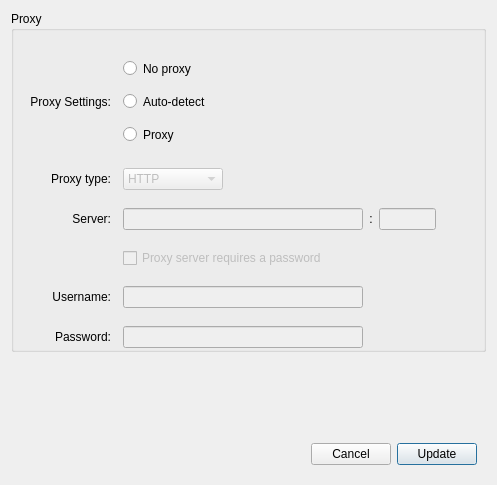
meganz/MEGAsync, file src/MEGASync/gui/linux/ProxySettings.ui: the form before one commit.
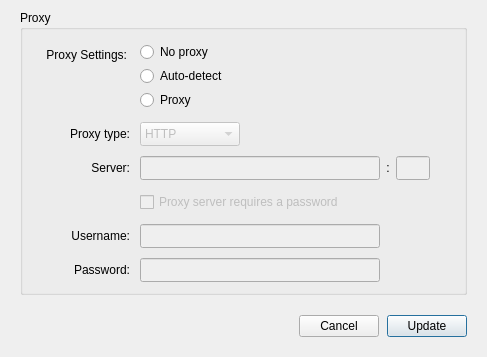
The form after the commit.

Commit message: Settings Dialog: Network tab: polish (windows, linux (untested))

What changed in the file:
```diff
--- a/src/MEGASync/gui/linux/ProxySettings.ui
+++ b/src/MEGASync/gui/linux/ProxySettings.ui
@@ -9,17 +9,44 @@
    <rect>
     <x>0</x>
     <y>0</y>
-    <width>497</width>
-    <height>485</height>
+    <width>487</width>
+    <height>356</height>
    </rect>
   </property>
+  <property name="sizePolicy">
+   <sizepolicy hsizetype="Maximum" vsizetype="Maximum">
+    <horstretch>0</horstretch>
+    <verstretch>0</verstretch>
+   </sizepolicy>
+  </property>
   <property name="windowTitle">
-   <string>Proxy</string>
+   <string>Proxies</string>
+  </property>
+  <property name="styleSheet">
+   <string notr="true">#lProxySettings
+{
+	margin-top: 5px;
+}</string>
   </property>
   <property name="modal">
    <bool>true</bool>
   </property>
-  <layout class="QVBoxLayout" name="verticalLayout">
+  <layout class="QVBoxLayout" name="ProxySettingsLayout">
+   <property name="spacing">
+    <number>20</number>
+   </property>
+   <property name="leftMargin">
+    <number>20</number>
+   </property>
+   <property name="topMargin">
+    <number>10</number>
+   </property>
+   <property name="rightMargin">
+    <number>20</number>
+   </property>
+   <property name="bottomMargin">
+    <number>20</number>
+   </property>
    <item>
     <widget class="QGroupBox" name="gProxy">
      <property name="sizePolicy">
@@ -32,124 +59,158 @@
       <string>Proxy</string>
      </property>
      <property name="flat">
-      <bool>true</bool>
+      <bool>false</bool>
      </property>
      <layout class="QGridLayout" name="gridLayout_2">
       <property name="sizeConstraint">
        <enum>QLayout::SetDefaultConstraint</enum>
       </property>
       <property name="leftMargin">
-       <number>16</number>
+       <number>20</number>
       </property>
       <property name="topMargin">
-       <number>24</number>
+       <number>10</number>
       </property>
       <property name="rightMargin">
-       <number>9</number>
+       <number>20</number>
       </property>
       <property name="bottomMargin">
-       <number>1</number>
+       <number>10</number>
       </property>
-      <property name="horizontalSpacing">
-       <number>12</number>
-      </property>
-      <property name="verticalSpacing">
-       <number>18</number>
-      </property>
-      <item row="8" column="1">
-       <widget class="QWidget" name="widget" native="true">
-        <property name="styleSheet">
-         <string notr="true"/>
-        </property>
-        <layout class="QVBoxLayout" name="verticalLayout_19">
          <property name="spacing">
-          <number>6</number>
-         </property>
-         <property name="leftMargin">
-          <number>0</number>
-         </property>
-         <property name="topMargin">
-          <number>0</number>
-         </property>
-         <property name="rightMargin">
+       <number>10</number>
+      </property>
+      <item row="8" column="0">
+       <widget class="QLabel" name="lProxySettings">
+        <property name="sizePolicy">
+         <sizepolicy hsizetype="Preferred" vsizetype="Minimum">
+          <horstretch>0</horstretch>
+          <verstretch>0</verstretch>
+         </sizepolicy>
+        </property>
+        <property name="focusPolicy">
+         <enum>Qt::StrongFocus</enum>
+        </property>
+        <property name="text">
+         <string>Proxy Settings:</string>
+        </property>
+        <property name="alignment">
+         <set>Qt::AlignRight|Qt::AlignTop|Qt::AlignTrailing</set>
+        </property>
+        <property name="margin">
           <number>0</number>
          </property>
-         <property name="bottomMargin">
-          <number>2</number>
-         </property>
-         <item>
-          <widget class="QRadioButton" name="rNoProxy">
+       </widget>
+      </item>
+      <item row="9" column="1">
+       <widget class="QComboBox" name="cProxyType">
+        <property name="enabled">
+         <bool>false</bool>
+        </property>
+        <property name="sizePolicy">
+         <sizepolicy hsizetype="Maximum" vsizetype="Fixed">
+          <horstretch>0</horstretch>
+          <verstretch>0</verstretch>
+         </sizepolicy>
+        </property>
            <property name="minimumSize">
             <size>
-             <width>0</width>
-             <height>27</height>
+          <width>100</width>
+          <height>24</height>
             </size>
            </property>
            <property name="maximumSize">
             <size>
              <width>16777215</width>
-             <height>27</height>
-            </size>
-           </property>
-           <property name="focusPolicy">
-            <enum>Qt::StrongFocus</enum>
-           </property>
+          <height>24</height>
+         </size>
+        </property>
+        <item>
+         <property name="text">
+          <string>HTTP</string>
+         </property>
+        </item>
+        <item>
            <property name="text">
-            <string>No proxy</string>
-           </property>
-          </widget>
-         </item>
-         <item>
-          <widget class="QRadioButton" name="rProxyAuto">
+          <string>SOCK5H</string>
+         </property>
+        </item>
+       </widget>
+      </item>
+      <item row="11" column="1">
+       <widget class="QCheckBox" name="cProxyRequiresPassword">
+        <property name="enabled">
+         <bool>false</bool>
+        </property>
            <property name="minimumSize">
             <size>
              <width>0</width>
-             <height>27</height>
+          <height>24</height>
             </size>
            </property>
            <property name="maximumSize">
             <size>
              <width>16777215</width>
-             <height>27</height>
-            </size>
-           </property>
+          <height>24</height>
+         </size>
+        </property>
+        <property name="text">
+         <string>Proxy server requires a password</string>
+        </property>
+       </widget>
+      </item>
+      <item row="12" column="0">
+       <widget class="QLabel" name="lProxyUsername">
            <property name="focusPolicy">
+         <enum>Qt::NoFocus</enum>
+        </property>
+        <property name="text">
+         <string>Username:</string>
+        </property>
+        <property name="alignment">
+         <set>Qt::AlignRight|Qt::AlignTrailing|Qt::AlignVCenter</set>
+        </property>
+       </widget>
+      </item>
+      <item row="10" column="0">
+       <widget class="QLabel" name="lProxyServer">
+        <property name="focusPolicy">
             <enum>Qt::StrongFocus</enum>
            </property>
            <property name="text">
-            <string>Auto-detect</string>
-           </property>
-           <property name="checked">
-            <bool>false</bool>
+         <string>Server:</string>
+        </property>
+        <property name="alignment">
+         <set>Qt::AlignRight|Qt::AlignTrailing|Qt::AlignVCenter</set>
            </property>
           </widget>
          </item>
-         <item>
-          <widget class="QRadioButton" name="rProxyManual">
+      <item row="13" column="1">
+       <widget class="QLineEdit" name="eProxyPassword">
+        <property name="enabled">
+         <bool>false</bool>
+        </property>
            <property name="minimumSize">
             <size>
-             <width>0</width>
-             <height>27</height>
+          <width>240</width>
+          <height>24</height>
             </size>
            </property>
            <property name="maximumSize">
             <size>
-             <width>16777215</width>
-             <height>27</height>
-            </size>
-           </property>
-           <property name="focusPolicy">
-            <enum>Qt::StrongFocus</enum>
-           </property>
-           <property name="styleSheet">
+          <width>240</width>
+          <height>24</height>
+         </size>
+        </property>
+        <property name="accessibleName">
+         <string>Password:</string>
+        </property>
+        <property name="text">
             <string notr="true"/>
            </property>
-           <property name="text">
-            <string>Proxy</string>
-           </property>
-          </widget>
-         </item>
-        </layout>
+        <property name="echoMode">
+         <enum>QLineEdit::Password</enum>
+        </property>
        </widget>
       </item>
       <item row="10" column="1">
@@ -181,13 +242,13 @@
            <property name="minimumSize">
             <size>
              <width>240</width>
-             <height>0</height>
+             <height>24</height>
             </size>
            </property>
            <property name="maximumSize">
             <size>
              <width>240</width>
-             <height>16777215</height>
+             <height>24</height>
             </size>
            </property>
            <property name="inputMethodHints">
@@ -213,10 +274,16 @@
            <property name="enabled">
             <bool>false</bool>
            </property>
+           <property name="minimumSize">
+            <size>
+             <width>0</width>
+             <height>24</height>
+            </size>
+           </property>
            <property name="maximumSize">
             <size>
              <width>60</width>
-             <height>16777215</height>
+             <height>24</height>
             </size>
            </property>
            <property name="inputMethodHints">
@@ -226,7 +293,7 @@
             <string notr="true"/>
            </property>
            <property name="alignment">
-            <set>Qt::AlignCenter</set>
+            <set>Qt::AlignLeading|Qt::AlignLeft|Qt::AlignVCenter</set>
            </property>
           </widget>
          </item>
@@ -246,63 +313,6 @@
         </layout>
        </widget>
       </item>
-      <item row="12" column="0">
-       <widget class="QLabel" name="lProxyUsername">
-        <property name="focusPolicy">
-         <enum>Qt::NoFocus</enum>
-        </property>
-        <property name="text">
-         <string>Username:</string>
-        </property>
-        <property name="alignment">
-         <set>Qt::AlignRight|Qt::AlignTrailing|Qt::AlignVCenter</set>
-        </property>
-       </widget>
-      </item>
-      <item row="13" column="0">
-       <widget class="QLabel" name="lProxyPassword">
-        <property name="sizePolicy">
-         <sizepolicy hsizetype="Preferred" vsizetype="Preferred">
-          <horstretch>0</horstretch>
-          <verstretch>0</verstretch>
-         </sizepolicy>
-        </property>
-        <property name="focusPolicy">
-         <enum>Qt::NoFocus</enum>
-        </property>
-        <property name="text">
-         <string>Password:</string>
-        </property>
-        <property name="alignment">
-         <set>Qt::AlignRight|Qt::AlignTrailing|Qt::AlignVCenter</set>
-        </property>
-       </widget>
-      </item>
-      <item row="12" column="1">
-       <widget class="QLineEdit" name="eProxyUsername">
-        <property name="enabled">
-         <bool>false</bool>
-        </property>
-        <property name="minimumSize">
-         <size>
-          <width>240</width>
-          <height>0</height>
-         </size>
-        </property>
-        <property name="maximumSize">
-         <size>
-          <width>240</width>
-          <height>16777215</height>
-         </size>
-        </property>
-        <property name="accessibleName">
-         <string>Username:</string>
-        </property>
-        <property name="text">
-         <string notr="true"/>
-        </property>
-       </widget>
-      </item>
       <item row="9" column="0">
        <widget class="QLabel" name="lProxyType">
         <property name="focusPolicy">
@@ -316,106 +326,141 @@
         </property>
        </widget>
       </item>
-      <item row="11" column="1">
-       <widget class="QCheckBox" name="cProxyRequiresPassword">
-        <property name="enabled">
-         <bool>false</bool>
+      <item row="8" column="1">
+       <widget class="QWidget" name="wProxyChoice" native="true">
+        <property name="styleSheet">
+         <string notr="true"/>
         </property>
-        <property name="text">
-         <string>Proxy server requires a password</string>
-        </property>
-       </widget>
-      </item>
-      <item row="9" column="1">
-       <widget class="QComboBox" name="cProxyType">
-        <property name="enabled">
-         <bool>false</bool>
-        </property>
-        <property name="sizePolicy">
-         <sizepolicy hsizetype="Maximum" vsizetype="Fixed">
-          <horstretch>0</horstretch>
-          <verstretch>0</verstretch>
-         </sizepolicy>
-        </property>
+        <layout class="QVBoxLayout" name="wProxyChoiceLayout">
+         <property name="spacing">
+          <number>0</number>
+         </property>
+         <property name="leftMargin">
+          <number>0</number>
+         </property>
+         <property name="topMargin">
+          <number>0</number>
+         </property>
+         <property name="rightMargin">
+          <number>0</number>
+         </property>
+         <property name="bottomMargin">
+          <number>0</number>
+         </property>
+         <item>
+          <widget class="QRadioButton" name="rNoProxy">
         <property name="minimumSize">
          <size>
-          <width>100</width>
-          <height>0</height>
+             <width>0</width>
+             <height>24</height>
          </size>
         </property>
         <property name="maximumSize">
          <size>
           <width>16777215</width>
-          <height>16777215</height>
-         </size>
-        </property>
+             <height>24</height>
+            </size>
+           </property>
+           <property name="focusPolicy">
+            <enum>Qt::StrongFocus</enum>
+           </property>
+           <property name="text">
+            <string>No proxy</string>
+           </property>
+          </widget>
+         </item>
         <item>
+          <widget class="QRadioButton" name="rProxyAuto">
+           <property name="minimumSize">
+            <size>
+             <width>0</width>
+             <height>24</height>
+            </size>
+           </property>
+           <property name="maximumSize">
+            <size>
+             <width>16777215</width>
+             <height>24</height>
+            </size>
+           </property>
+           <property name="focusPolicy">
+            <enum>Qt::StrongFocus</enum>
+           </property>
          <property name="text">
-          <string>HTTP</string>
-         </property>
+            <string>Auto-detect</string>
+           </property>
+           <property name="checked">
+            <bool>false</bool>
+           </property>
+          </widget>
         </item>
         <item>
+          <widget class="QRadioButton" name="rProxyManual">
+           <property name="minimumSize">
+            <size>
+             <width>0</width>
+             <height>24</height>
+            </size>
+           </property>
+           <property name="maximumSize">
+            <size>
+             <width>16777215</width>
+             <height>24</height>
+            </size>
+           </property>
+           <property name="focusPolicy">
+            <enum>Qt::StrongFocus</enum>
+           </property>
+           <property name="styleSheet">
+            <string notr="true"/>
+           </property>
          <property name="text">
-          <string>SOCK5H</string>
-         </property>
-        </item>
+            <string>Proxy</string>
+           </property>
+          </widget>
+         </item>
+        </layout>
        </widget>
       </item>
-      <item row="13" column="1">
-       <widget class="QLineEdit" name="eProxyPassword">
+      <item row="12" column="1">
+       <widget class="QLineEdit" name="eProxyUsername">
         <property name="enabled">
          <bool>false</bool>
         </property>
         <property name="minimumSize">
          <size>
           <width>240</width>
-          <height>0</height>
+          <height>24</height>
          </size>
         </property>
         <property name="maximumSize">
          <size>
           <width>240</width>
-          <height>16777215</height>
+          <height>24</height>
          </size>
         </property>
         <property name="accessibleName">
+         <string>Username:</string>
+        </property>
+        <property name="text">
+         <string notr="true"/>
+        </property>
+       </widget>
+      </item>
+      <item row="13" column="0">
+       <widget class="QLabel" name="lProxyPassword">
+        <property name="sizePolicy">
+         <sizepolicy hsizetype="Preferred" vsizetype="Preferred">
+          <horstretch>0</horstretch>
+          <verstretch>0</verstretch>
+         </sizepolicy>
+        </property>
+        <property name="focusPolicy">
+         <enum>Qt::NoFocus</enum>
+        </property>
+        <property name="text">
          <string>Password:</string>
         </property>
-        <property name="text">
-         <string notr="true"/>
-        </property>
-        <property name="echoMode">
-         <enum>QLineEdit::Password</enum>
-        </property>
-       </widget>
-      </item>
-      <item row="10" column="0">
-       <widget class="QLabel" name="lProxyServer">
-        <property name="focusPolicy">
-         <enum>Qt::StrongFocus</enum>
-        </property>
-        <property name="text">
-         <string>Server:</string>
-        </property>
-        <property name="alignment">
-         <set>Qt::AlignRight|Qt::AlignTrailing|Qt::AlignVCenter</set>
-        </property>
-       </widget>
-      </item>
-      <item row="8" column="0">
-       <widget class="QLabel" name="lProxySettings">
-        <property name="sizePolicy">
-         <sizepolicy hsizetype="Preferred" vsizetype="Maximum">
-          <horstretch>0</horstretch>
-          <verstretch>0</verstretch>
-         </sizepolicy>
-        </property>
-        <property name="focusPolicy">
-         <enum>Qt::StrongFocus</enum>
-        </property>
-        <property name="text">
-         <string>Proxy Settings:</string>
-        </property>
         <property name="alignment">
          <set>Qt::AlignRight|Qt::AlignTrailing|Qt::AlignVCenter</set>
         </property>
@@ -424,22 +469,30 @@
      </layout>
     </widget>
    </item>
-   <item>
-    <spacer name="verticalSpacer">
-     <property name="orientation">
-      <enum>Qt::Vertical</enum>
-     </property>
-     <property name="sizeHint" stdset="0">
-      <size>
-       <width>20</width>
-       <height>40</height>
-      </size>
-     </property>
-    </spacer>
-   </item>
    <item>
     <widget class="QWidget" name="buttonBox" native="true">
-     <layout class="QHBoxLayout" name="horizontalLayout">
+     <property name="sizePolicy">
+      <sizepolicy hsizetype="Preferred" vsizetype="Maximum">
+       <horstretch>0</horstretch>
+       <verstretch>0</verstretch>
+      </sizepolicy>
+     </property>
+     <layout class="QHBoxLayout" name="buttonBoxLayout">
+      <property name="spacing">
+       <number>8</number>
+      </property>
+      <property name="leftMargin">
+       <number>0</number>
+      </property>
+      <property name="topMargin">
+       <number>0</number>
+      </property>
+      <property name="rightMargin">
+       <number>0</number>
+      </property>
+      <property name="bottomMargin">
+       <number>0</number>
+      </property>
       <item>
        <spacer name="horizontalSpacer">
         <property name="orientation">
```
Left out of the diff: 2 changed lines with no effect on the pictures. Lines whose indentation alone changed are shown as unchanged. The commit also changes 5 other files.
